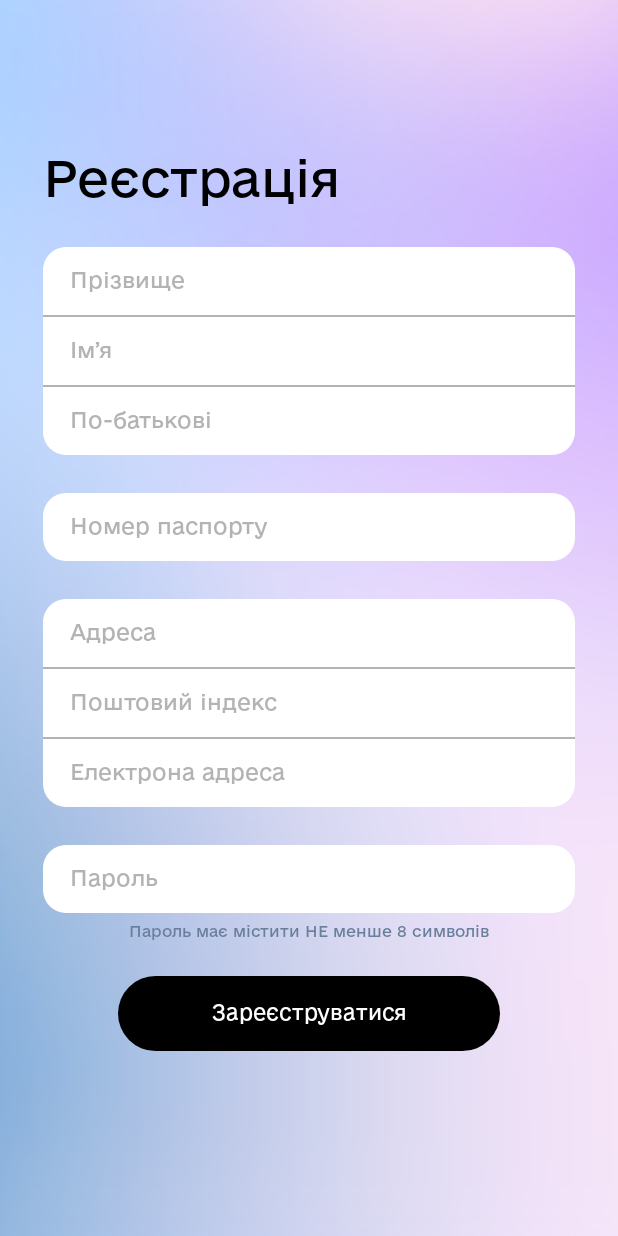
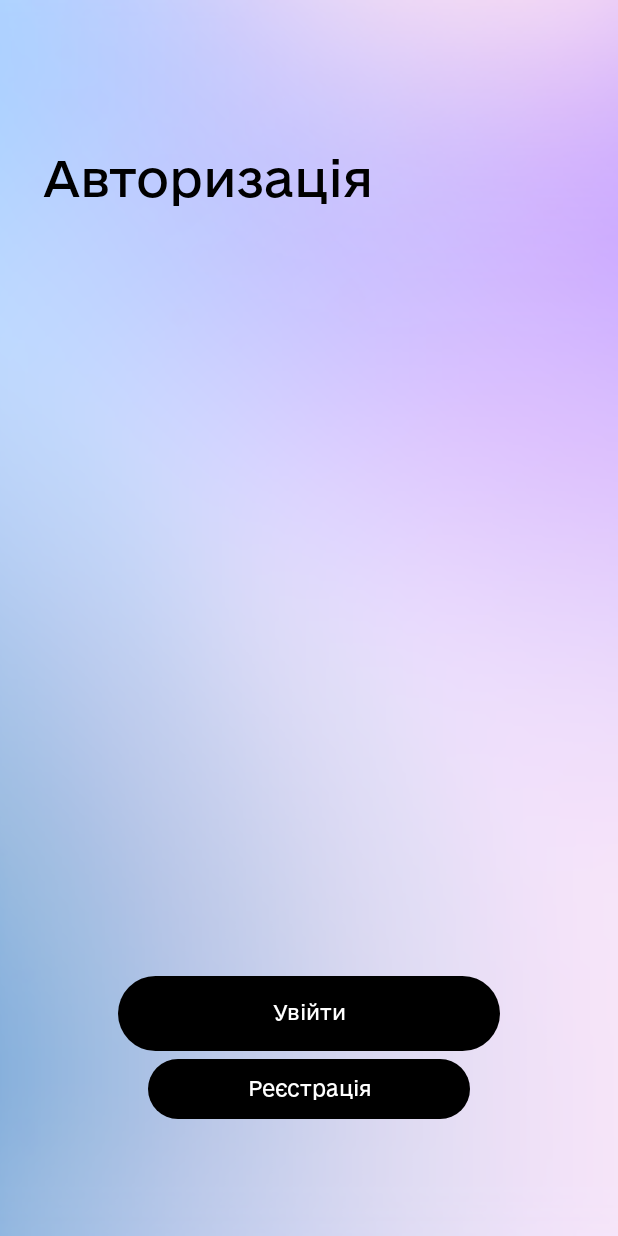
Before and after one commit to kozlov4/ePet, an Android app: the screen it shows after launch (AuthActivity), on a phone screen of 412 x 824 dp. Run offline under Robolectric (Android 15) with nearby library versions, the phone set to English and light mode, and no system bars.

Commit message:
Додано: анімації, активність входу, навігаційний граф

```diff
--- a/android/app/src/main/java/com/example/epet/ui/auth/view/LoginFragment.kt
+++ b/android/app/src/main/java/com/example/epet/ui/auth/view/LoginFragment.kt
@@ -1,4 +1,44 @@
 package com.example.epet.ui.auth.view
 
-class LoginFragment {
+import android.os.Bundle
+import android.view.LayoutInflater
+import android.view.View
+import android.view.ViewGroup
+import androidx.fragment.app.Fragment
+import com.example.epet.R
+import android.widget.TextView
+import androidx.appcompat.widget.AppCompatButton
+import androidx.navigation.fragment.findNavController
+
+class LoginFragment : Fragment() {
+
+    private lateinit var tv_tittletext: TextView
+
+    private lateinit var bth_login: AppCompatButton
+    private lateinit var bth_to_registration: AppCompatButton
+
+    override fun onCreateView(inflater: LayoutInflater, container: ViewGroup?, savedInstanceState: Bundle?): View? {
+        return inflater.inflate(R.layout.fragment_login, container, false)
+    }
+
+    override fun onViewCreated(view: View, savedInstanceState: Bundle?) {
+        super.onViewCreated(view, savedInstanceState)
+        initViews(view)
+        initButtons()
+    }
+
+    /** Ініціалізація всіх елементів інтерфейсу **/
+    private fun initViews(view: View) {
+        tv_tittletext = view.findViewById(R.id.tv_tittletext)
+
+        bth_login = view.findViewById(R.id.bth_login)
+        bth_to_registration = view.findViewById(R.id.bth_to_registration)
+    }
+
+    /** Ініціалізація всіх кнопок інтерфейсу **/
+    private fun initButtons() {
+        bth_to_registration.setOnClickListener {
+            findNavController().navigate(R.id.login_to_registration)
+        }
+    }
 }
--- a/android/app/src/main/java/com/example/epet/ui/auth/view/RegistrationFragment.kt
+++ b/android/app/src/main/java/com/example/epet/ui/auth/view/RegistrationFragment.kt
@@ -10,6 +10,7 @@ import android.widget.EditText
 import android.widget.TextView
 import android.widget.LinearLayout
 import androidx.appcompat.widget.AppCompatButton
+import androidx.navigation.fragment.findNavController
 
 class RegistrationFragment : Fragment() {
 
@@ -31,6 +32,7 @@ class RegistrationFragment : Fragment() {
     private lateinit var et_password: EditText
 
     private lateinit var bth_registration: AppCompatButton
+    private lateinit var bth_to_login: AppCompatButton
 
     override fun onCreateView(inflater: LayoutInflater, container: ViewGroup?, savedInstanceState: Bundle?): View? {
         return inflater.inflate(R.layout.fragment_registration, container, false)
@@ -39,6 +41,7 @@ class RegistrationFragment : Fragment() {
     override fun onViewCreated(view: View, savedInstanceState: Bundle?) {
         super.onViewCreated(view, savedInstanceState)
         initViews(view)
+        initButtons()
     }
 
     /** Ініціалізація всіх елементів інтерфейсу **/
@@ -61,6 +64,13 @@ class RegistrationFragment : Fragment() {
         et_password = view.findViewById(R.id.et_password)
 
         bth_registration = view.findViewById(R.id.bth_registration)
+        bth_to_login = view.findViewById(R.id.bth_to_login)
     }
 
+    /** Ініціалізація всіх кнопок інтерфейсу **/
+    private fun initButtons() {
+        bth_to_login.setOnClickListener {
+            findNavController().navigate(R.id.registration_to_login)
+        }
+    }
 }
--- /dev/null
+++ b/android/app/src/main/res/layout/fragment_login.xml
@@ -0,0 +1,91 @@
+<?xml version="1.0" encoding="utf-8"?>
+<androidx.constraintlayout.widget.ConstraintLayout xmlns:android="http://schemas.android.com/apk/res/android"
+    xmlns:app="http://schemas.android.com/apk/res-auto"
+    android:layout_width="match_parent"
+    android:layout_height="match_parent">
+
+    <TextView
+        android:id="@+id/tv_tittletext"
+        android:layout_width="wrap_content"
+        android:layout_height="wrap_content"
+        android:fontFamily="@font/e_ukraine_regular"
+        android:text="Авторизація"
+        android:textColor="@android:color/black"
+        android:textSize="32sp"
+        app:layout_constraintStart_toStartOf="@+id/guideline_vertical_left"
+        app:layout_constraintTop_toTopOf="@+id/guideline_horizontal_text" />
+
+    <androidx.appcompat.widget.AppCompatButton
+        android:id="@+id/bth_login"
+        android:layout_width="0dp"
+        android:layout_height="50dp"
+        android:background="@drawable/bg_black"
+        android:text="Увійти"
+        android:textAllCaps="false"
+        android:textColor="@color/white"
+        android:textSize="13sp"
+        android:fontFamily="@font/e_ukraine_regular"
+        android:gravity="center"
+        android:stateListAnimator="@null"
+        android:layout_marginStart="50dp"
+        android:layout_marginEnd="50dp"
+        app:layout_constraintStart_toStartOf="@+id/guideline_vertical_left"
+        app:layout_constraintEnd_toEndOf="@+id/guideline_vertical_right"
+        app:layout_constraintBottom_toBottomOf="@id/guideline_horizontal_button"/>
+
+    <androidx.appcompat.widget.AppCompatButton
+        android:id="@+id/bth_to_registration"
+        android:layout_width="0dp"
+        android:layout_height="40dp"
+        android:layout_marginStart="70dp"
+        android:layout_marginEnd="70dp"
+        android:layout_marginTop="5dp"
+        android:background="@drawable/bg_black"
+        android:fontFamily="@font/e_ukraine_regular"
+        android:gravity="center"
+        android:stateListAnimator="@null"
+        android:text="Реєстрація"
+        android:textAllCaps="false"
+        android:textColor="@color/white"
+        android:textSize="13sp"
+        app:layout_constraintEnd_toEndOf="@+id/guideline_vertical_right"
+        app:layout_constraintStart_toStartOf="@+id/guideline_vertical_left"
+        app:layout_constraintTop_toBottomOf="@+id/bth_login" />
+
+    <androidx.constraintlayout.widget.Guideline
+        android:id="@+id/guideline_horizontal_text"
+        android:layout_width="wrap_content"
+        android:layout_height="wrap_content"
+        android:orientation="horizontal"
+        app:layout_constraintGuide_percent="0.12" />
+
+    <androidx.constraintlayout.widget.Guideline
+        android:id="@+id/guideline_horizontal_fields"
+        android:layout_width="wrap_content"
+        android:layout_height="wrap_content"
+        android:orientation="horizontal"
+        app:layout_constraintGuide_percent="0.2" />
+
+    <androidx.constraintlayout.widget.Guideline
+        android:id="@+id/guideline_horizontal_button"
+        android:layout_width="wrap_content"
+        android:layout_height="wrap_content"
+        android:orientation="horizontal"
+        app:layout_constraintGuide_percent="0.85" />
+
+    <androidx.constraintlayout.widget.Guideline
+        android:id="@+id/guideline_vertical_left"
+        android:layout_width="wrap_content"
+        android:layout_height="wrap_content"
+        android:orientation="vertical"
+        app:layout_constraintGuide_percent="0.07" />
+
+    <androidx.constraintlayout.widget.Guideline
+        android:id="@+id/guideline_vertical_right"
+        android:layout_width="wrap_content"
+        android:layout_height="wrap_content"
+        android:orientation="vertical"
+        app:layout_constraintGuide_percent="0.93" />
+
+
+</androidx.constraintlayout.widget.ConstraintLayout>
--- a/android/app/src/main/res/layout/fragment_registration.xml
+++ b/android/app/src/main/res/layout/fragment_registration.xml
@@ -217,6 +217,25 @@
         app:layout_constraintEnd_toEndOf="@+id/guideline_vertical_right"
         app:layout_constraintBottom_toBottomOf="@id/guideline_horizontal_button"/>
 
+    <androidx.appcompat.widget.AppCompatButton
+        android:id="@+id/bth_to_login"
+        android:layout_width="0dp"
+        android:layout_height="40dp"
+        android:layout_marginStart="70dp"
+        android:layout_marginEnd="70dp"
+        android:layout_marginTop="5dp"
+        android:background="@drawable/bg_black"
+        android:fontFamily="@font/e_ukraine_regular"
+        android:gravity="center"
+        android:stateListAnimator="@null"
+        android:text="Увійти"
+        android:textAllCaps="false"
+        android:textColor="@color/white"
+        android:textSize="13sp"
+        app:layout_constraintEnd_toEndOf="@+id/guideline_vertical_right"
+        app:layout_constraintStart_toStartOf="@+id/guideline_vertical_left"
+        app:layout_constraintTop_toBottomOf="@+id/bth_registration" />
+
     <androidx.constraintlayout.widget.Guideline
         android:id="@+id/guideline_horizontal_text"
         android:layout_width="wrap_content"
--- a/android/app/src/main/res/navigation/nav_graph_auth.xml
+++ b/android/app/src/main/res/navigation/nav_graph_auth.xml
@@ -2,12 +2,25 @@
 <navigation xmlns:android="http://schemas.android.com/apk/res/android"
     xmlns:app="http://schemas.android.com/apk/res-auto"
     android:id="@+id/nav_graph_auth"
-    app:startDestination="@id/fragment_registration">
+    app:startDestination="@id/fragment_login">
+
+    <fragment
+        android:id="@+id/fragment_login"
+        android:name="com.example.epet.ui.auth.view.LoginFragment">
+
+        <action
+            android:id="@+id/login_to_registration"
+            app:destination="@id/fragment_registration" />
+    </fragment>
+
 
     <fragment
         android:id="@+id/fragment_registration"
         android:name="com.example.epet.ui.auth.view.RegistrationFragment">
 
+        <action
+            android:id="@+id/registration_to_login"
+            app:destination="@id/fragment_login" />
     </fragment>
 
 </navigation>
```
